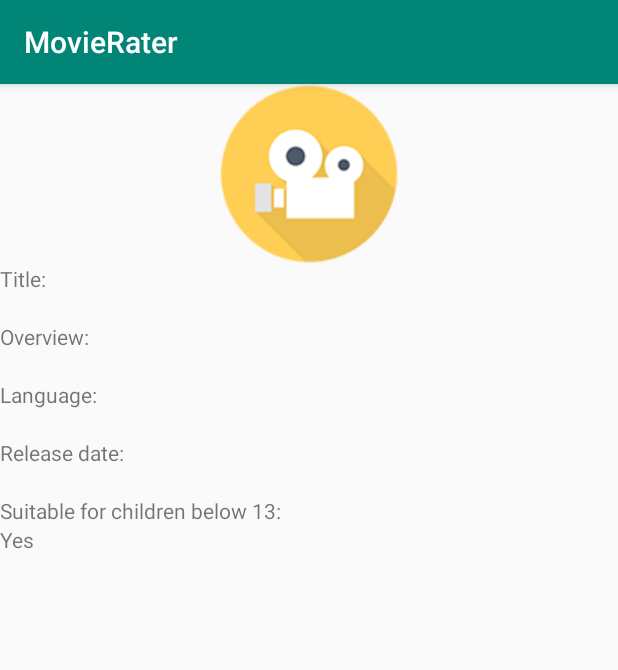
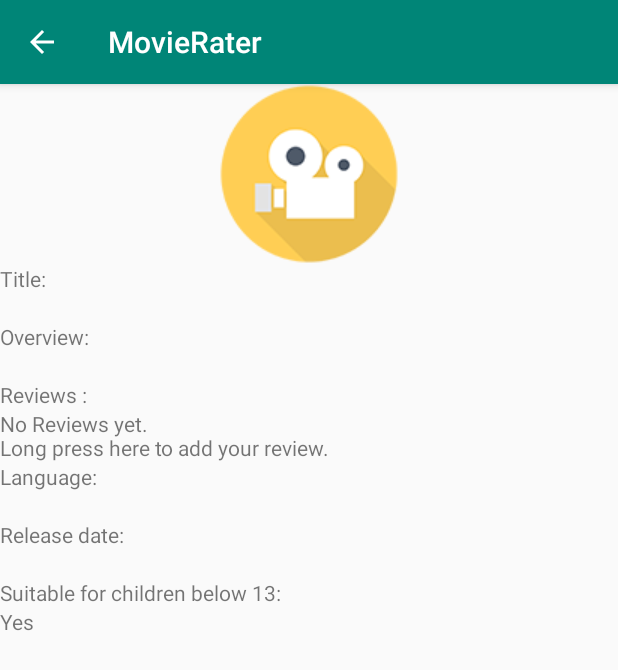
Before and after one commit to 170194A-NYP/MovieRater, an Android app: the view_movie_activity screen opened directly, with no data from a screen before it, on a phone screen of 412 x 824 dp. Shown: the top 670 px of the screen. Run offline under Robolectric (Android 15) with nearby library versions, the phone set to English and light mode, and no system bars; 7 statements that could not run were skipped.

Commit message:
Second Part Almost Done

```diff
--- a/app/src/main/res/layout/rate_movie.xml
+++ b/app/src/main/res/layout/rate_movie.xml
@@ -1,6 +1,6 @@
 <?xml version="1.0" encoding="utf-8"?>
 <LinearLayout xmlns:android="http://schemas.android.com/apk/res/android" android:layout_width="match_parent" android:layout_height="match_parent" android:orientation="vertical">
     <TextView android:layout_width="wrap_content" android:layout_height="wrap_content" android:text="@string/rateMovie_enterreview"/>
-    <RatingBar android:layout_width="wrap_content" android:layout_height="wrap_content"/>
-    <EditText android:layout_width="match_parent" android:layout_height="wrap_content" android:hint="@string/rateMovie_shareview"/>
+    <RatingBar android:layout_width="wrap_content" android:layout_height="wrap_content" android:id="@+id/rbRating"/>
+    <EditText android:layout_width="match_parent" android:layout_height="wrap_content" android:hint="@string/rateMovie_shareview" android:id="@+id/etShareView"/>
 </LinearLayout>
--- a/app/src/main/res/layout/view_movie.xml
+++ b/app/src/main/res/layout/view_movie.xml
@@ -1,17 +1,35 @@
 <?xml version="1.0" encoding="utf-8"?>
-<LinearLayout android:layout_width="match_parent" android:layout_height="match_parent" xmlns:android="http://schemas.android.com/apk/res/android" android:orientation="vertical">
+<LinearLayout xmlns:android="http://schemas.android.com/apk/res/android" android:layout_width="match_parent"
+              android:layout_height="match_parent" android:orientation="vertical">
     <RelativeLayout android:layout_width="match_parent" android:layout_height="wrap_content">
-        <ImageView android:layout_width="match_parent" android:layout_height="wrap_content" android:layout_centerInParent="true" android:src="@drawable/image_resize"/>
+        <ImageView android:layout_width="match_parent" android:layout_height="wrap_content"
+                   android:layout_centerInParent="true" android:src="@drawable/image_resize"/>
     </RelativeLayout>
-    <TextView android:layout_width="wrap_content" android:layout_height="wrap_content" android:text="@string/viewMovie_title" />
-    <TextView android:layout_width="wrap_content" android:layout_height="wrap_content" android:id="@+id/viewMovie_title" />
-    <TextView android:layout_width="wrap_content" android:layout_height="wrap_content" android:text="@string/viewMovie_overview" />
-    <TextView android:layout_width="wrap_content" android:layout_height="wrap_content" android:id="@+id/viewMovie_overview" />
-    <TextView android:layout_width="wrap_content" android:layout_height="wrap_content" android:text="@string/viewMovie_language" />
-    <TextView android:layout_width="wrap_content" android:layout_height="wrap_content" android:id="@+id/viewMovie_language" />
-    <TextView android:layout_width="wrap_content" android:layout_height="wrap_content" android:text="@string/viewMovie_releasedate" />
-    <TextView android:layout_width="wrap_content" android:layout_height="wrap_content" android:id="@+id/viewMovie_releaseDate" />
-    <TextView android:layout_width="wrap_content" android:layout_height="wrap_content" android:text="@string/viewMovie_suitable" />
-    <TextView android:layout_width="wrap_content" android:layout_height="wrap_content" android:id="@+id/viewMovie_suitable" />
+    <TextView android:layout_width="wrap_content" android:layout_height="wrap_content"
+              android:text="@string/viewMovie_title"/>
+    <TextView android:layout_width="wrap_content" android:layout_height="wrap_content"
+              android:id="@+id/viewMovie_title"/>
+    <TextView android:layout_width="wrap_content" android:layout_height="wrap_content"
+              android:text="@string/viewMovie_overview"/>
+    <TextView android:layout_width="wrap_content" android:layout_height="wrap_content"
+              android:id="@+id/viewMovie_overview"/>
+    <TextView android:layout_width="wrap_content" android:layout_height="wrap_content"
+              android:text="@string/viewMovie_reviewtitle"/>
+    <RatingBar android:layout_width="wrap_content" android:layout_height="wrap_content" android:id="@+id/rbviewMovie_RB"
+               android:visibility="gone"/>
+    <TextView android:layout_width="wrap_content" android:layout_height="wrap_content"
+              android:text="@string/viewMovie_review" android:id="@+id/viewMovie_reviews"/>
+    <TextView android:layout_width="wrap_content" android:layout_height="wrap_content"
+              android:text="@string/viewMovie_language"/>
+    <TextView android:layout_width="wrap_content" android:layout_height="wrap_content"
+              android:id="@+id/viewMovie_language"/>
+    <TextView android:layout_width="wrap_content" android:layout_height="wrap_content"
+              android:text="@string/viewMovie_releasedate"/>
+    <TextView android:layout_width="wrap_content" android:layout_height="wrap_content"
+              android:id="@+id/viewMovie_releaseDate"/>
+    <TextView android:layout_width="wrap_content" android:layout_height="wrap_content"
+              android:text="@string/viewMovie_suitable"/>
+    <TextView android:layout_width="wrap_content" android:layout_height="wrap_content"
+              android:id="@+id/viewMovie_suitable"/>
 
 </LinearLayout>
--- a/app/src/main/res/values/strings.xml
+++ b/app/src/main/res/values/strings.xml
@@ -23,4 +23,10 @@
     <string name="rateMovie_enterreview">Enter your review for the movie :</string>
     <string name="rateMovie_shareview">Share your view on the show</string>
     <string name="title_activity_rate_movie_activity">rate_movie_activity</string>
+    <string name="landing_page_no_movie">You have not added a movie \nLong Press me to add a movie</string>
+    <string name="viewMovie_reviewtitle">Reviews :</string>
+    <string name="viewMovie_review">No Reviews yet. \nLong press here to add your review.</string>
+    <string name="rateMovie_submit">Submit</string>
+    <string name="mainActivity_Add">Add</string>
+    <string name="mainActivity_Clear">Clear Entries</string>
 </resources>
```
Also changed, not shown: app/src/main/AndroidManifest.xml (+6 -4 lines), app/src/main/java/a170194a/nyp/movierater/Landing_page_activity.kt (added, +39 -0 lines), app/src/main/java/a170194a/nyp/movierater/MainActivity.kt (+28 -2 lines), app/src/main/java/a170194a/nyp/movierater/MovieEntity.kt (+11 -6 lines), app/src/main/java/a170194a/nyp/movierater/rate_movie_activity.kt (added, +35 -0 lines), app/src/main/java/a170194a/nyp/movierater/view_movie_activity.kt (+34 -1 lines), app/src/main/res/layout/activity_main.xml (+2 -6 lines), app/src/main/res/layout/landing_page.xml (added, +10 -0 lines), app/src/main/res/menu/main_activity_menu.xml (added, +10 -0 lines), app/src/main/res/menu/rate_movie_menu.xml (added, +7 -0 lines).
